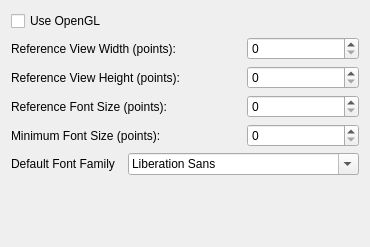
Before: the Qt Designer form src/libkstapp/generaltab.ui in Kst-plot/kst, drawn with Qt 5.
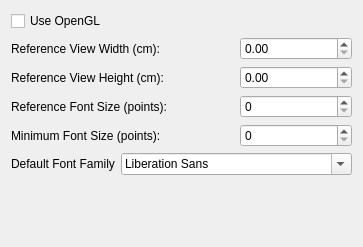
After: the same form once the commit is applied.

Commit message: Convert Reference View Width/Height to be calculated in centimeters and then converted to points before use. Add trigger of apply signal when ok is clicked as part of Dialog.

```diff
--- a/src/libkstapp/generaltab.ui
+++ b/src/libkstapp/generaltab.ui
@@ -23,12 +23,12 @@
    <item row="1" column="0" colspan="3" >
     <widget class="QLabel" name="label" >
      <property name="text" >
-      <string>Reference View Width (points):</string>
+      <string>Reference View Width (cm):</string>
      </property>
     </widget>
    </item>
    <item row="1" column="3" >
-    <widget class="QSpinBox" name="_refViewWidth" >
+    <widget class="QDoubleSpinBox" name="_refViewWidth" >
      <property name="maximum" >
       <number>2000</number>
      </property>
@@ -37,12 +37,12 @@
    <item row="2" column="0" colspan="3" >
     <widget class="QLabel" name="label_2" >
      <property name="text" >
-      <string>Reference View Height (points):</string>
+      <string>Reference View Height (cm):</string>
      </property>
     </widget>
    </item>
    <item row="2" column="3" >
-    <widget class="QSpinBox" name="_refViewHeight" >
+     <widget class="QDoubleSpinBox" name="_refViewHeight" >
      <property name="maximum" >
       <number>2000</number>
      </property>
```
The commit also changes 6 other files.
